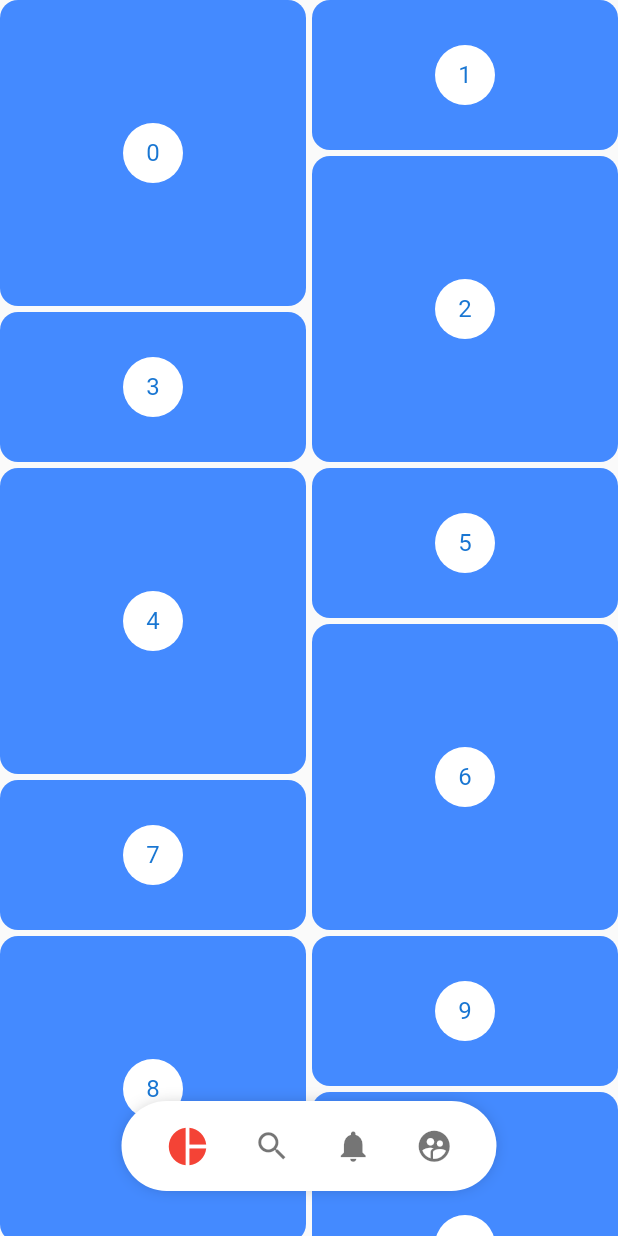
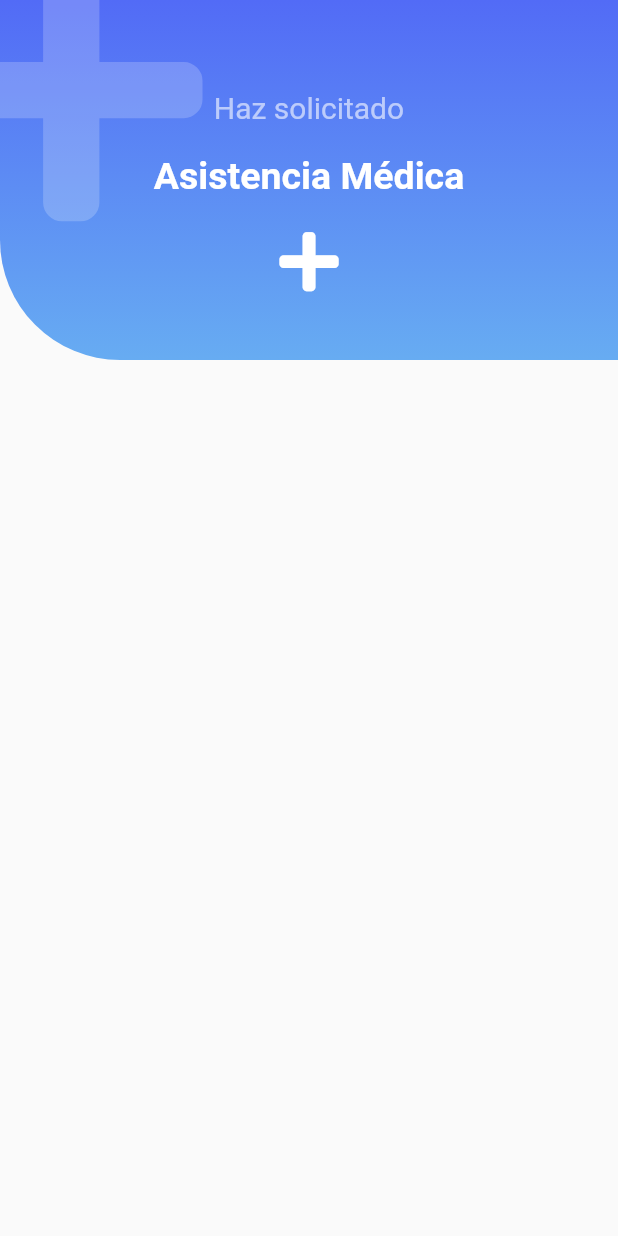
Before and after one commit to DavidBarcenas/flutter-layouts, a Flutter app: the screen it shows after launch, on a phone screen of 412 x 824 dp. Run offline on Flutter 3.47's test engine with Material 2 defaults, Android fonts, the phone set to English and light mode, and no system bars; our stand-ins replace flutter_svg, font_awesome_flutter.

Commit message:
feat(emergency): Add emergency page and header

```diff
--- a/lib/main.dart
+++ b/lib/main.dart
@@ -1,5 +1,6 @@
 import 'package:flutter/material.dart';
-import 'package:layouts/pages/pinterest_page.dart';
+import 'package:layouts/pages/emergency_page.dart';
+// import 'package:layouts/pages/pinterest_page.dart';
 // import 'package:layouts/pages/slideshow_page.dart';
 
 void main() {
@@ -29,7 +30,7 @@ class MyApp extends StatelessWidget {
         // closer together (more dense) than on mobile platforms.
         visualDensity: VisualDensity.adaptivePlatformDensity,
       ),
-      home: PinterestPage(),
+      home: EmergencyPage(),
     );
   }
 }
--- /dev/null
+++ b/lib/pages/emergency_page.dart
@@ -0,0 +1,9 @@
+import 'package:flutter/material.dart';
+import 'package:layouts/widgets/header.dart';
+
+class EmergencyPage extends StatelessWidget {
+  @override
+  Widget build(BuildContext context) {
+    return Scaffold(body: IconHeader());
+  }
+}
--- /dev/null
+++ b/lib/widgets/header.dart
@@ -0,0 +1,71 @@
+import 'package:flutter/material.dart';
+import 'package:font_awesome_flutter/font_awesome_flutter.dart';
+
+class IconHeader extends StatelessWidget {
+  @override
+  Widget build(BuildContext context) {
+    return Stack(
+      children: <Widget>[
+        _BackgroundHeader(),
+        Positioned(
+            top: -40,
+            left: -40,
+            child: FaIcon(
+              FontAwesomeIcons.plus,
+              size: 200,
+              color: Colors.white.withOpacity(0.2),
+            )),
+        Column(
+          children: <Widget>[
+            SizedBox(
+              height: 60,
+              width: double.infinity,
+            ),
+            Text(
+              'Haz solicitado',
+              style: TextStyle(fontSize: 20, color: Colors.white60),
+            ),
+            SizedBox(
+              height: 20,
+            ),
+            Text(
+              'Asistencia Médica',
+              style: TextStyle(
+                  fontSize: 25,
+                  fontWeight: FontWeight.bold,
+                  color: Colors.white),
+            ),
+            SizedBox(
+              height: 20,
+            ),
+            FaIcon(
+              FontAwesomeIcons.plus,
+              size: 45,
+              color: Colors.white,
+            )
+          ],
+        )
+      ],
+    );
+  }
+}
+
+class _BackgroundHeader extends StatelessWidget {
+  const _BackgroundHeader({
+    Key key,
+  }) : super(key: key);
+
+  @override
+  Widget build(BuildContext context) {
+    return Container(
+      width: double.infinity,
+      height: 240,
+      decoration: BoxDecoration(
+          borderRadius: BorderRadius.only(bottomLeft: Radius.circular(80)),
+          gradient: LinearGradient(
+              begin: Alignment.topCenter,
+              end: Alignment.bottomCenter,
+              colors: <Color>[Color(0xff526bf6), Color(0xff67acf2)])),
+    );
+  }
+}
--- a/pubspec.yaml
+++ b/pubspec.yaml
@@ -30,6 +30,7 @@ dependencies:
   flutter_svg: ^0.17.4
   provider: ^4.1.3
   flutter_staggered_grid_view: ^0.3.0
+  font_awesome_flutter: ^8.8.1
 
 dev_dependencies:
   flutter_test:
```
Also changed, not shown: pubspec.lock.
